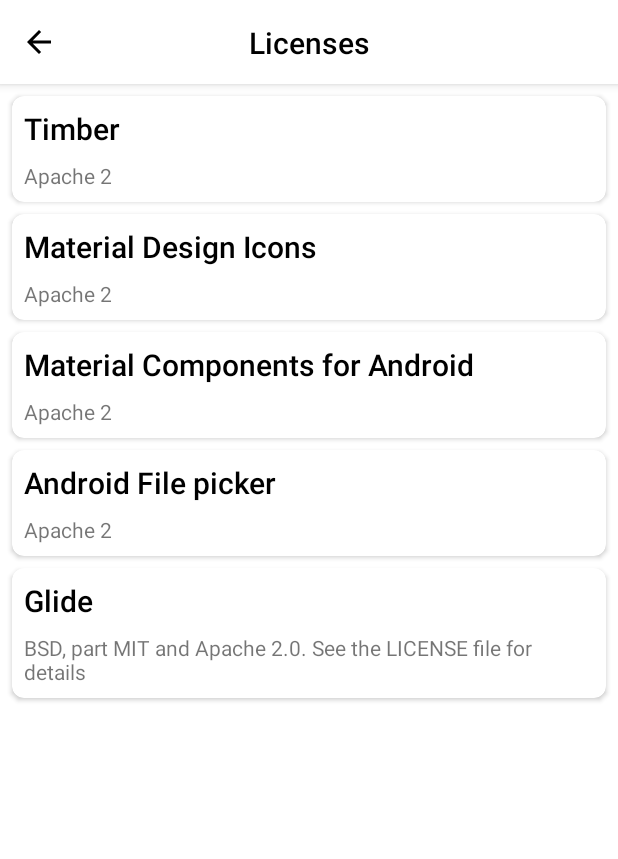
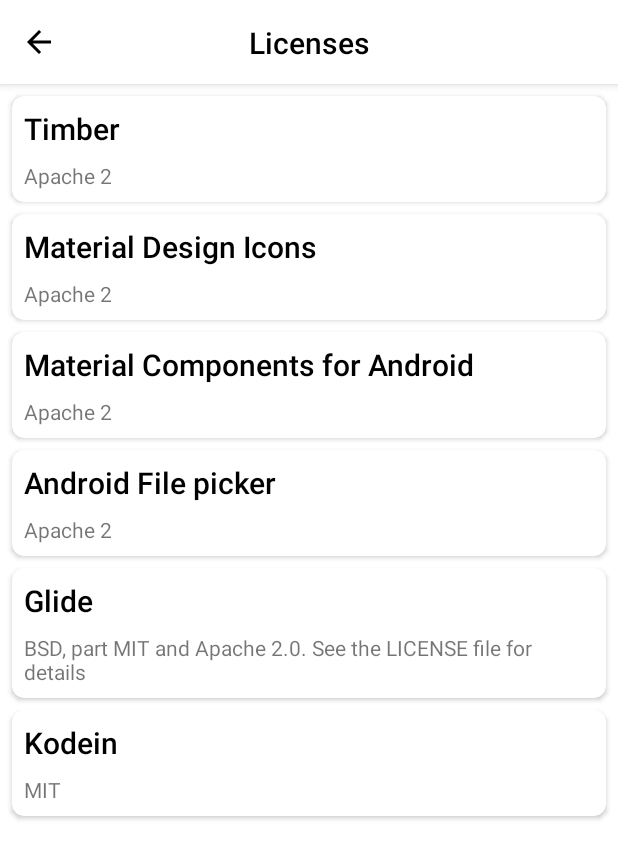
Before and after one commit to MarcDonald/Earworm, an Android app: the LicensesActivity screen opened directly, with no data from a screen before it, after a tap on "Timber", on a phone screen of 412 x 824 dp. Shown: the top 859 px of the screen. Run offline under Robolectric (Android 15) with nearby library versions, the phone set to English and light mode, and no system bars.

Commit message:
Add Kodein credit and slightly refactor LicensesActivity code

```diff
--- a/app/build.gradle
+++ b/app/build.gradle
@@ -12,8 +12,8 @@ android {
         applicationId "app.marcdev.earworm"
         minSdkVersion 23
         targetSdkVersion 28
-        versionCode 15
-        versionName "1.1.0"
+        versionCode 16
+        versionName "1.1.1"
         setProperty("archivesBaseName", "Earworm-v$versionName")
         testInstrumentationRunner "androidx.test.runner.AndroidJUnitRunner"
     }
--- a/app/src/main/java/app/marcdev/earworm/settingsscreen/LicensesActivity.kt
+++ b/app/src/main/java/app/marcdev/earworm/settingsscreen/LicensesActivity.kt
@@ -3,7 +3,6 @@ package app.marcdev.earworm.settingsscreen
 import android.content.Intent
 import android.net.Uri
 import android.os.Bundle
-import android.view.View
 import android.widget.ImageView
 import android.widget.TextView
 import androidx.cardview.widget.CardView
@@ -36,7 +35,7 @@ class LicensesActivity : EarwormActivity() {
 
   private fun bindViews() {
     val backButton = findViewById<ImageView>(R.id.img_backFromSettings)
-    backButton.setOnClickListener(backOnClickListener)
+    backButton.setOnClickListener { finish() }
     if(isDarkMode) {
       changeColorOfImageViewDrawable(applicationContext, backButton, false)
     }
@@ -45,56 +44,26 @@ class LicensesActivity : EarwormActivity() {
     toolbarTitle.text = resources.getString(R.string.licenses)
 
     val glideCard = findViewById<CardView>(R.id.card_glide)
-    glideCard.setOnClickListener(glideOnClickListener)
+    glideCard.setOnClickListener { launchUrl("https://github.com/bumptech/glide") }
 
     val timberCard = findViewById<CardView>(R.id.card_timber)
-    timberCard.setOnClickListener(timberOnClickListener)
+    timberCard.setOnClickListener { launchUrl("https://github.com/JakeWharton/timber") }
 
     val materialIconsCard = findViewById<CardView>(R.id.card_material_design_icons)
-    materialIconsCard.setOnClickListener(materialIconsOnClickListener)
+    materialIconsCard.setOnClickListener { launchUrl("https://github.com/google/material-design-icons") }
 
     val materialComponentsCard = findViewById<CardView>(R.id.card_material_design_components)
-    materialComponentsCard.setOnClickListener(materialComponentsOnClickListener)
+    materialComponentsCard.setOnClickListener { launchUrl("https://github.com/material-components/material-components-android") }
 
     val filePickerCard = findViewById<CardView>(R.id.card_android_file_picker)
-    filePickerCard.setOnClickListener(filePickerOnClickListener)
+    filePickerCard.setOnClickListener { launchUrl("https://github.com/DroidNinja/Android-FilePicker") }
 
+    val kodeinCard = findViewById<CardView>(R.id.card_kodein)
+    kodeinCard.setOnClickListener { launchUrl("https://github.com/Kodein-Framework/Kodein-DI") }
   }
 
-  private val backOnClickListener = View.OnClickListener {
-    finish()
-  }
-
-  private val glideOnClickListener = View.OnClickListener {
-    val uriUrl = Uri.parse("https://github.com/bumptech/glide")
-    val launchBrowser = Intent(Intent.ACTION_VIEW)
-    launchBrowser.data = uriUrl
-    startActivity(launchBrowser)
-  }
-
-  private val timberOnClickListener = View.OnClickListener {
-    val uriUrl = Uri.parse("https://github.com/JakeWharton/timber")
-    val launchBrowser = Intent(Intent.ACTION_VIEW)
-    launchBrowser.data = uriUrl
-    startActivity(launchBrowser)
-  }
-
-  private val materialIconsOnClickListener = View.OnClickListener {
-    val uriUrl = Uri.parse("https://github.com/google/material-design-icons")
-    val launchBrowser = Intent(Intent.ACTION_VIEW)
-    launchBrowser.data = uriUrl
-    startActivity(launchBrowser)
-  }
-
-  private val materialComponentsOnClickListener = View.OnClickListener {
-    val uriUrl = Uri.parse("https://github.com/material-components/material-components-android")
-    val launchBrowser = Intent(Intent.ACTION_VIEW)
-    launchBrowser.data = uriUrl
-    startActivity(launchBrowser)
-  }
-
-  private val filePickerOnClickListener = View.OnClickListener {
-    val uriUrl = Uri.parse("https://github.com/DroidNinja/Android-FilePicker")
+  private fun launchUrl(url: String) {
+    val uriUrl = Uri.parse(url)
     val launchBrowser = Intent(Intent.ACTION_VIEW)
     launchBrowser.data = uriUrl
     startActivity(launchBrowser)
--- a/app/src/main/res/layout/activity_licenses.xml
+++ b/app/src/main/res/layout/activity_licenses.xml
@@ -172,7 +172,6 @@
         android:layout_width="match_parent"
         android:layout_height="wrap_content"
         android:layout_margin="@dimen/marginStandard"
-        app:layout_constraintBottom_toBottomOf="parent"
         app:layout_constraintEnd_toEndOf="parent"
         app:layout_constraintStart_toStartOf="parent"
         app:layout_constraintTop_toBottomOf="@id/card_android_file_picker">
@@ -203,6 +202,44 @@
             app:layout_constraintTop_toBottomOf="@id/txt_glide_title" />
         </androidx.constraintlayout.widget.ConstraintLayout>
       </com.google.android.material.card.MaterialCardView>
+
+      <com.google.android.material.card.MaterialCardView
+        android:id="@+id/card_kodein"
+        style="@style/Earworm.CardView"
+        android:layout_width="match_parent"
+        android:layout_height="wrap_content"
+        android:layout_margin="@dimen/marginStandard"
+        app:layout_constraintBottom_toBottomOf="parent"
+        app:layout_constraintEnd_toEndOf="parent"
+        app:layout_constraintStart_toStartOf="parent"
+        app:layout_constraintTop_toBottomOf="@id/card_glide">
+
+        <androidx.constraintlayout.widget.ConstraintLayout
+          android:layout_width="match_parent"
+          android:layout_height="match_parent"
+          android:background="?selectableItemBackground">
+
+          <TextView
+            android:id="@+id/txt_kodein_title"
+            style="@style/Earworm.TextAppearance.ToolbarTitle"
+            android:layout_width="wrap_content"
+            android:layout_height="wrap_content"
+            android:layout_margin="@dimen/marginStandard"
+            android:text="@string/kodein"
+            app:layout_constraintStart_toStartOf="parent"
+            app:layout_constraintTop_toTopOf="parent" />
+
+          <TextView
+            android:layout_width="0dp"
+            android:layout_height="wrap_content"
+            android:layout_margin="@dimen/marginStandard"
+            android:text="@string/mit"
+            app:layout_constraintBottom_toBottomOf="parent"
+            app:layout_constraintEnd_toEndOf="parent"
+            app:layout_constraintStart_toStartOf="parent"
+            app:layout_constraintTop_toBottomOf="@id/txt_kodein_title" />
+        </androidx.constraintlayout.widget.ConstraintLayout>
+      </com.google.android.material.card.MaterialCardView>
     </androidx.constraintlayout.widget.ConstraintLayout>
   </androidx.core.widget.NestedScrollView>
 </androidx.coordinatorlayout.widget.CoordinatorLayout>
--- a/app/src/main/res/values/strings.xml
+++ b/app/src/main/res/values/strings.xml
@@ -75,7 +75,9 @@
   <string name="material_design_components">Material Components for Android</string>
   <string name="android_file_picker">Android File picker</string>
   <string name="apache_2">Apache 2</string>
+  <string name="mit">MIT</string>
   <string name="glide_license">BSD, part MIT and Apache 2.0. See the LICENSE file for details</string>
+  <string name="kodein">Kodein</string>
 
   <!--Themes-->
   <string name="light">Light</string>
```
Also changed, not shown: 1 other file.
